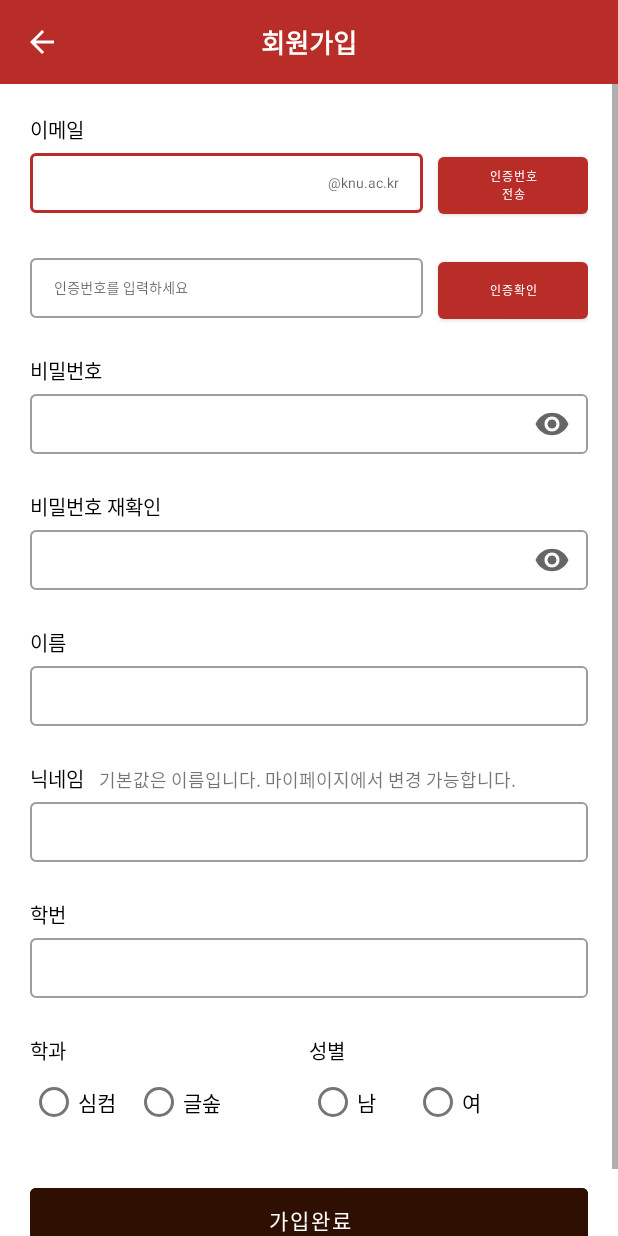
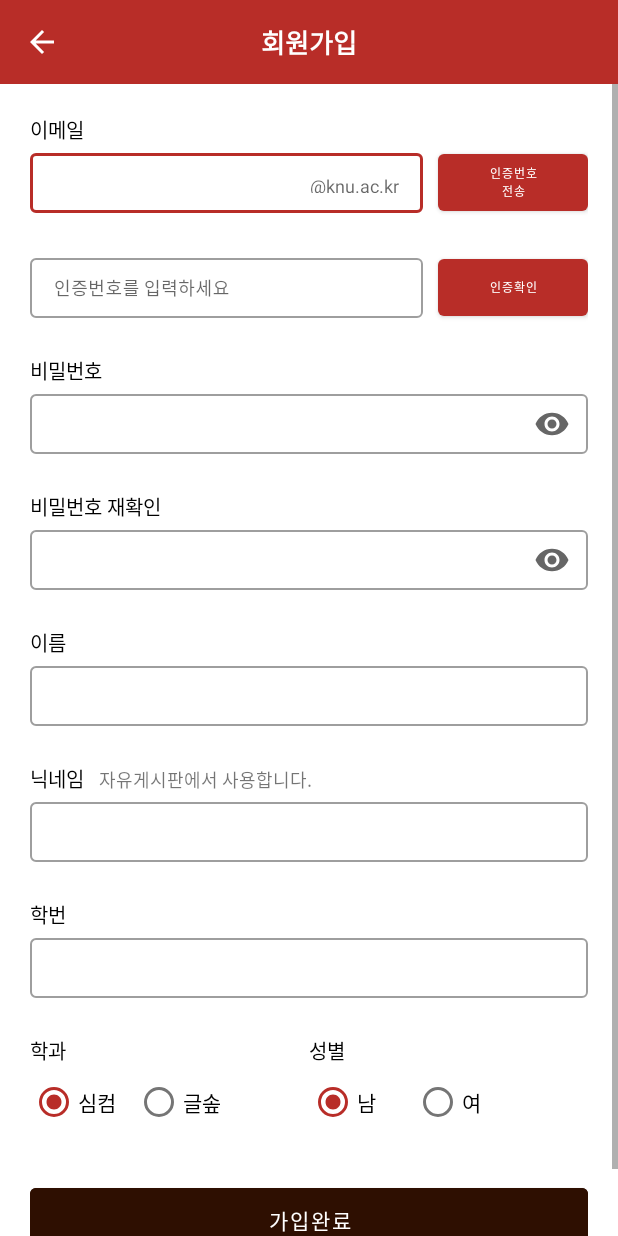
Before and after one commit to KNU-CSE-APP/Android, an Android app: the SignUpActivity screen opened directly, with no data from a screen before it, on a phone screen of 412 x 824 dp. Run offline under Robolectric (Android 15) with nearby library versions, the phone set to English and light mode, and no system bars.

Commit message:
[#4] edit signup textview size

```diff
--- a/app/src/main/res/layout/activity_sign_up.xml
+++ b/app/src/main/res/layout/activity_sign_up.xml
@@ -71,6 +71,7 @@
                             android:id="@+id/email_text"
                             android:layout_width="match_parent"
                             android:layout_height="40dp"
+                            android:scrollHorizontally="true"
                             style="@style/signup_textview_textstyle"/>
                     </com.google.android.material.textfield.TextInputLayout>
 
@@ -84,7 +85,8 @@
                         app:layout_constraintBottom_toBottomOf="parent"
                         app:layout_constraintEnd_toEndOf="parent"
                         app:layout_constraintStart_toEndOf="@id/email_layout"
-                        app:layout_constraintTop_toTopOf="parent" />
+                        app:layout_constraintTop_toTopOf="parent"
+                        android:layout_marginBottom="20dp"/>
 
                 </androidx.constraintlayout.widget.ConstraintLayout>
 
@@ -127,7 +129,8 @@
                         app:layout_constraintBottom_toBottomOf="parent"
                         app:layout_constraintEnd_toEndOf="parent"
                         app:layout_constraintStart_toEndOf="@id/emailverify_layout"
-                        app:layout_constraintTop_toTopOf="parent" />
+                        app:layout_constraintTop_toTopOf="parent"
+                        android:layout_marginBottom="20dp"/>
 
                 </androidx.constraintlayout.widget.ConstraintLayout>
 
@@ -341,7 +344,8 @@
                             android:id="@+id/major_radiobutton_simcom"
                             android:layout_width="70dp"
                             android:layout_height="wrap_content"
-                            android:text="@string/major_simcom"/>
+                            android:text="@string/major_simcom"
+                            android:checked="true"/>
                         <RadioButton
                             android:id="@+id/major_radiobutton_glesob"
                             android:layout_width="70dp"
@@ -360,7 +364,8 @@
                             android:id="@+id/gender_radiobutton_m"
                             android:layout_width="70dp"
                             android:layout_height="wrap_content"
-                            android:text="@string/gender_m"/>
+                            android:text="@string/gender_m"
+                            android:checked="true"/>
                         <RadioButton
                             android:id="@+id/gender_radiobutton_w"
                             android:layout_width="70dp"
--- a/app/src/main/res/values/strings.xml
+++ b/app/src/main/res/values/strings.xml
@@ -16,7 +16,7 @@
     <string name="name">이름</string>
     <string name="student_id">학번</string>
     <string name="nickname">닉네임</string>
-    <string name="nickname_explain">기본값은 이름입니다. 마이페이지에서 변경 가능합니다.</string>
+    <string name="nickname_explain">자유게시판에서 사용합니다.</string>
     <string name="gender">성별</string>
     <string name="gender_w">여</string>
     <string name="gender_m">남</string>
--- a/app/src/main/res/values/styles.xml
+++ b/app/src/main/res/values/styles.xml
@@ -6,14 +6,14 @@
     </style>
 
     <style name = "signup_textview_textstyle">
-        <item name = "android:textSize">9sp</item>
+        <item name = "android:textSize">12sp</item>
         <item name = "android:textColor">@color/black</item>
         <item name = "android:textCursorDrawable">@color/black</item>
         <item name = "android:textColorHighlight">#81B82D28</item>
     </style>
 
     <style name = "signup_error_textstyle">
-        <item name = "android:textSize">8sp</item>
+        <item name = "android:textSize">11sp</item>
     </style>
 
     <style name = "menu_textstyle">
```
Also changed, not shown: app/src/main/java/com/example/knucseapp/SignUpActivity.kt (+20 -0 lines).
